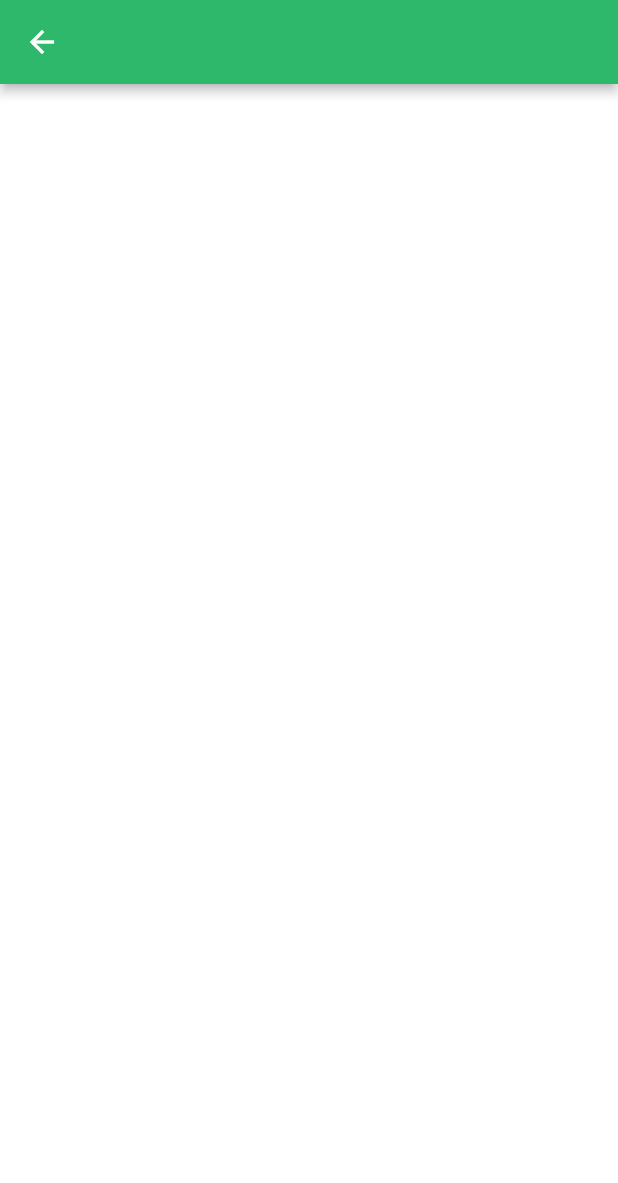
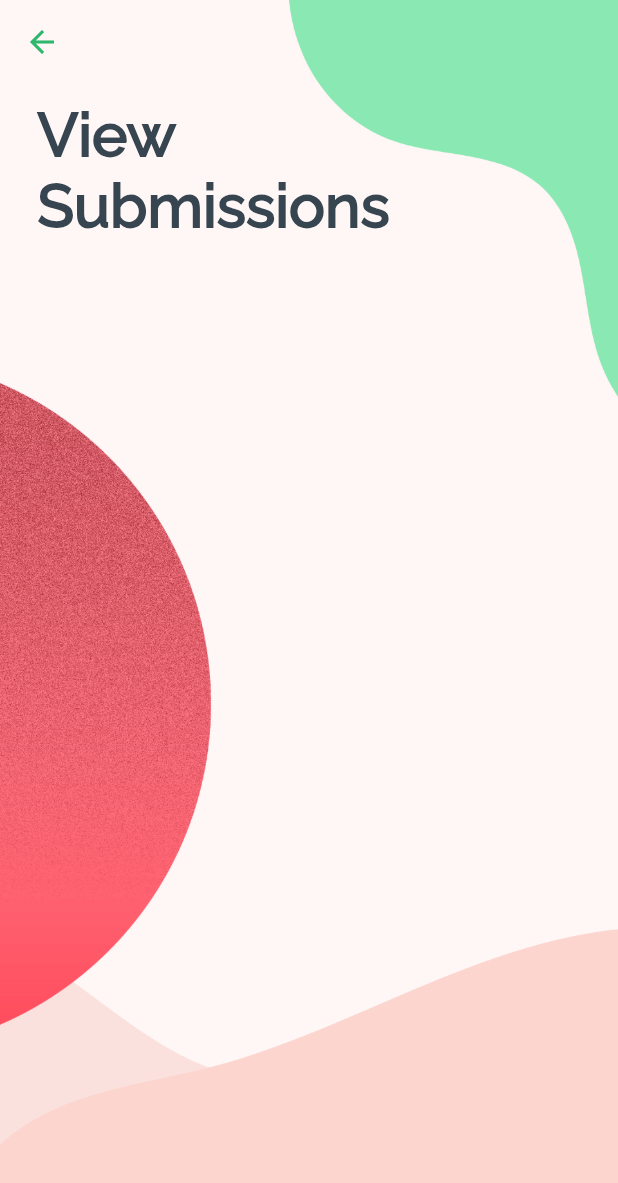
Before and after one commit to Dekkusu/research-water-scanner-ustp, a Flutter app: the Submissions screen opened directly, on a phone screen of 412 x 824 dp. Shown: the top 1183 px of the screen. Run offline on Flutter 3.47's test engine with Material 2 defaults, Android fonts, the light colour scheme and no system bars; our stand-ins replace cloud_firestore, firebase_auth, firebase_core, firebase_storage, flutter_spinkit, flutter_svg and 1 more; missing offline and left inert: tflite; accounts and stored records are empty; network calls fail; project files that could hold a hidden picture were left out.

Commit message:
improved View Submissions, added assets

```diff
--- a/lib/pages/home/view_submissions/submissionList.dart
+++ b/lib/pages/home/view_submissions/submissionList.dart
@@ -9,10 +9,42 @@ class SubmissionList extends StatelessWidget {
   @override
   Widget build(BuildContext context) {
     final submissionsList = Provider.of<List<UserComplaint>>(context);
-    return ListView.builder(
-        itemCount: submissionsList.length,
-        itemBuilder: (context, index) {
-          return SubmissionTile(submission: submissionsList[index]);
-        });
+    return Scaffold(
+      body: Container(
+        decoration: BoxDecoration(
+            image: DecorationImage(
+                image: AssetImage('assets/images/view_background.png'),
+                fit: BoxFit.cover
+            )
+        ),
+        child: SafeArea(
+          child: Column(
+              children: [
+                Padding(
+                  padding: const EdgeInsets.fromLTRB(25, 10, 25, 20),
+                  child: Row(children: const <Widget>[
+                    Text(
+                      'View\nSubmissions',
+                      style: TextStyle(
+                          fontFamily: 'Raleway',
+                          fontSize: 40,
+                          fontWeight: FontWeight.bold,
+                          color: Color(0xFF36454f) ),
+                    ),
+                  ]),
+                ),
+
+                ListView.builder(
+                  physics: BouncingScrollPhysics(),
+                  shrinkWrap: true,
+                  itemCount: submissionsList.length,
+                  itemBuilder: (context, index) {
+                  return SubmissionTile(submission: submissionsList[index]);
+                  }),
+              ]
+            ),
+        ),
+      ),
+    );
   }
 }
--- a/lib/pages/home/view_submissions/view_submissions.dart
+++ b/lib/pages/home/view_submissions/view_submissions.dart
@@ -17,14 +17,15 @@ class Submissions extends StatelessWidget {
       builder: (context, snapshot) {
         //important
         return Scaffold(
+          extendBodyBehindAppBar: true,
           backgroundColor: Colors.white, //const Color(0xFFFCF6F5),
           appBar: AppBar(
-              backgroundColor: Color(0xFF2eb86c),
-              elevation: 3.0,
+              backgroundColor: Colors.transparent,
+              elevation: 0,
               leading: IconButton(
                   icon: const Icon(
                     Icons.arrow_back,
-                    color: Colors.white,
+                    color: Color(0xFF2eb86c), // DENR Green
                   ),
                   onPressed: () {
                     Navigator.pop(context);
--- a/pubspec.yaml
+++ b/pubspec.yaml
@@ -81,6 +81,7 @@ flutter:
     - assets/images/denr_background.jpg
     - assets/images/denr_backgroundBlurred.png
     - assets/images/home_background.png
+    - assets/images/view_background.png
 
   # To add assets to your application, add an assets section, like this:
   # assets:
```
Also changed, not shown: lib/pages/home/view_submissions/submissionTile.dart (+28 -8 lines), lib/pages/home/view_submissions/submission_document.dart (+11 -18 lines), assets/images/home_background.png, assets/images/view_background.png (added), pubspec.lock.
